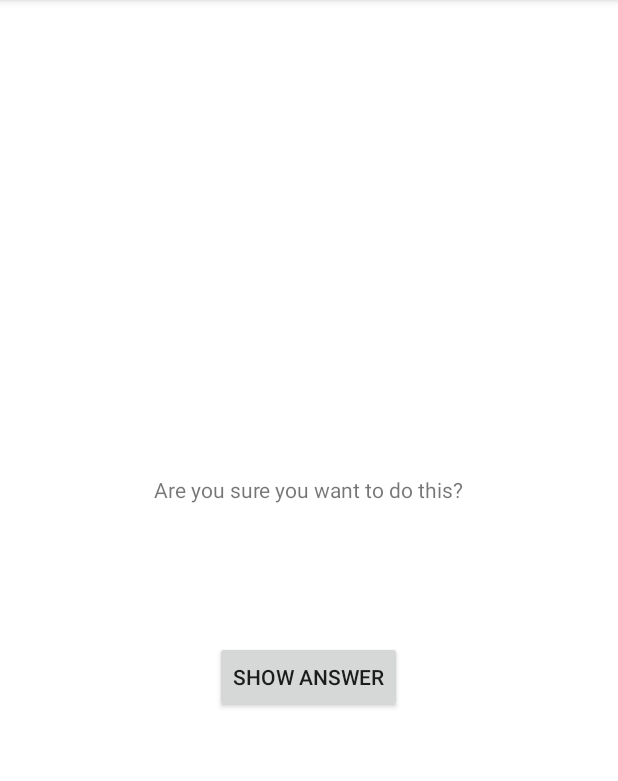
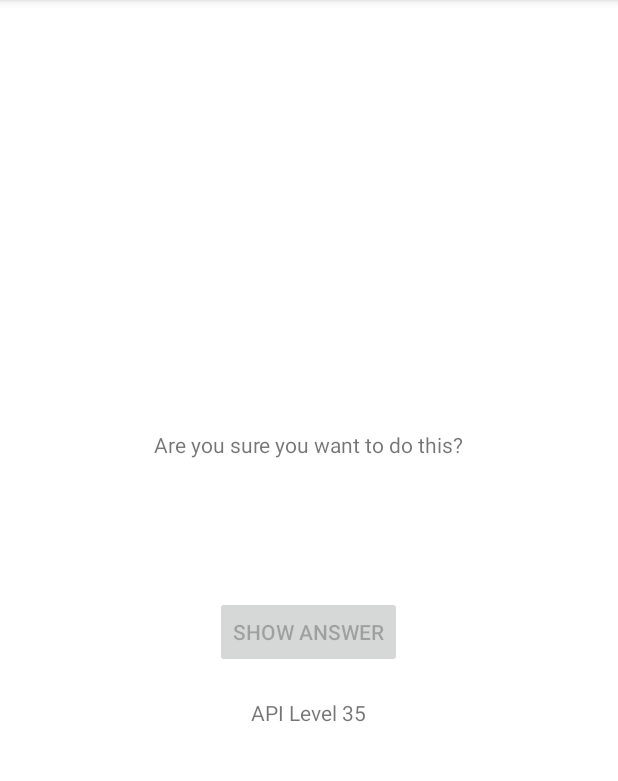
Before and after one commit to UmiKitsune/BigNerdRanch, an Android app: the CheatActivity screen opened directly, with no data from a screen before it, on a phone screen of 412 x 824 dp, the part 84-865 px from its top. Run offline under Robolectric (Android 15) with nearby library versions, the phone set to English and light mode, and no system bars.

Commit message:
7 lesson

```diff
--- a/app/src/main/java/com/example/geoquiz/CheatActivity.kt
+++ b/app/src/main/java/com/example/geoquiz/CheatActivity.kt
@@ -3,24 +3,25 @@ package com.example.geoquiz
 import android.app.Activity
 import android.content.Context
 import android.content.Intent
+import android.os.Build
+import android.os.Bundle
 import androidx.appcompat.app.AppCompatActivity
-import android.os.Bundle
-import android.widget.Button
-import android.widget.TextView
 import androidx.lifecycle.ViewModelProvider
 import com.example.geoquiz.databinding.ActivityCheatBinding
 import com.example.geoquiz.viewmodels.CheatViewModel
-import com.google.android.material.tabs.TabLayout
 import kotlin.properties.Delegates
 
-private const val TAG = "tag for cheat"
 private const val EXTRA_ANSWER_IS_TRUE = "answer is true"
+private const val EXTRA_GET_CHEAT_COUNT = "get extra count"
+const val EXTRA_CHEAT_COUNT = "cheat count"
 const val EXTRA_ANSWER_SHOWN = "answer shown"
 
 class CheatActivity : AppCompatActivity() {
     private lateinit var binding: ActivityCheatBinding
     private var answerIsTrue = false
     private var cheatFlag by Delegates.notNull<Boolean>()
+    private var cheatCount by Delegates.notNull<Int>()
+    private var getCheatCount by Delegates.notNull<Int>()
 
     private val cheatViewModel: CheatViewModel by lazy {
         ViewModelProvider(this)[CheatViewModel::class.java]
@@ -31,34 +32,43 @@ class CheatActivity : AppCompatActivity() {
         binding = ActivityCheatBinding.inflate(layoutInflater).also { setContentView(it.root) }
 
         cheatFlag = cheatViewModel.cheatingFlag
+        cheatCount = cheatViewModel.cheatCount
 
         answerIsTrue = intent.getBooleanExtra(EXTRA_ANSWER_IS_TRUE, false)
+        getCheatCount = intent.getIntExtra(EXTRA_GET_CHEAT_COUNT, 0)
+        cheatViewModel.cheatCount = getCheatCount
+
+        if (getCheatCount == 0) binding.showAnswerButton.isEnabled = false
 
         binding.showAnswerButton.setOnClickListener {
-            val answerText = when(answerIsTrue) {
+            val answerText = when (answerIsTrue) {
                 true -> R.string.main_btn_true
                 else -> R.string.main_btn_false
             }
             cheatViewModel.clickOnCheatButton()
             cheatFlag = cheatViewModel.cheatingFlag
+            cheatCount = cheatViewModel.cheatCount
             binding.answerTextView.setText(answerText)
-            setAnswerShownResult(cheatFlag)
+            setAnswerShownResult(cheatFlag, getCheatCount)
         }
-        setAnswerShownResult(cheatFlag)
+        setAnswerShownResult(cheatFlag, getCheatCount)
 
+        binding.showApiLvl.text = "API Level ${Build.VERSION.SDK_INT}"
     }
 
-    private fun setAnswerShownResult(isAnswerShown: Boolean) {
+    private fun setAnswerShownResult(isAnswerShown: Boolean, cheatCount: Int) {
         val data = Intent().apply {
             putExtra(EXTRA_ANSWER_SHOWN, isAnswerShown)
+            putExtra(EXTRA_CHEAT_COUNT, cheatCount)
         }
         setResult(Activity.RESULT_OK, data)
     }
 
     companion object {
-        fun newIntent(packageContext: Context, answerTrue: Boolean): Intent =
+        fun newIntent(packageContext: Context, answerTrue: Boolean, cheatCount: Int): Intent =
             Intent(packageContext, CheatActivity::class.java).apply {
                 putExtra(EXTRA_ANSWER_IS_TRUE, answerTrue)
+                putExtra(EXTRA_GET_CHEAT_COUNT, cheatCount)
             }
     }
 }
--- a/app/src/main/java/com/example/geoquiz/viewmodels/CheatViewModel.kt
+++ b/app/src/main/java/com/example/geoquiz/viewmodels/CheatViewModel.kt
@@ -1,13 +1,16 @@
 package com.example.geoquiz.viewmodels
 
+import android.util.Log
 import androidx.lifecycle.ViewModel
 import kotlin.properties.Delegates
 
 class CheatViewModel: ViewModel() {
 
     var cheatingFlag = false
+    var cheatCount = 3
 
     fun clickOnCheatButton() {
         cheatingFlag = true
+        if (cheatCount != 0) cheatCount -= 1
     }
 }
--- a/app/src/main/res/layout/activity_cheat.xml
+++ b/app/src/main/res/layout/activity_cheat.xml
@@ -26,4 +26,11 @@
         android:layout_height="wrap_content"
         android:text="@string/show_answer_button"/>
 
+    <TextView
+        android:id="@+id/show_api_lvl"
+        android:layout_width="wrap_content"
+        android:layout_height="wrap_content"
+        android:padding="20dp"
+        tools:text="api 28"/>
+
 </LinearLayout>
```
Also changed, not shown: app/src/main/java/com/example/geoquiz/MainActivity.kt (+17 -9 lines).
